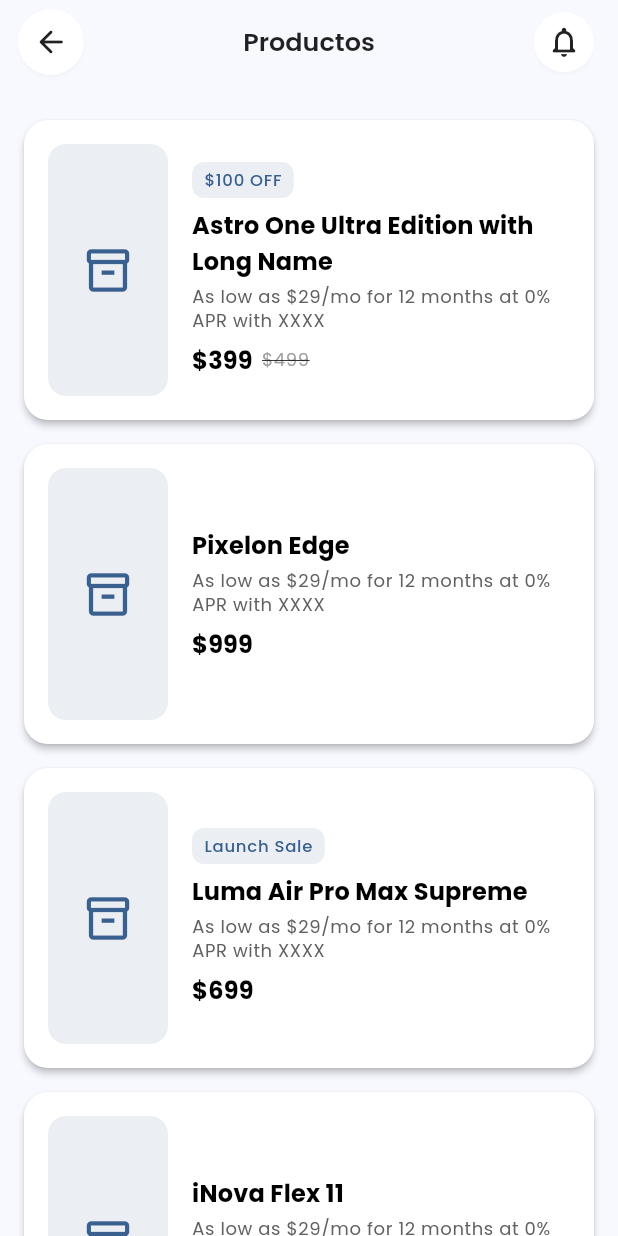
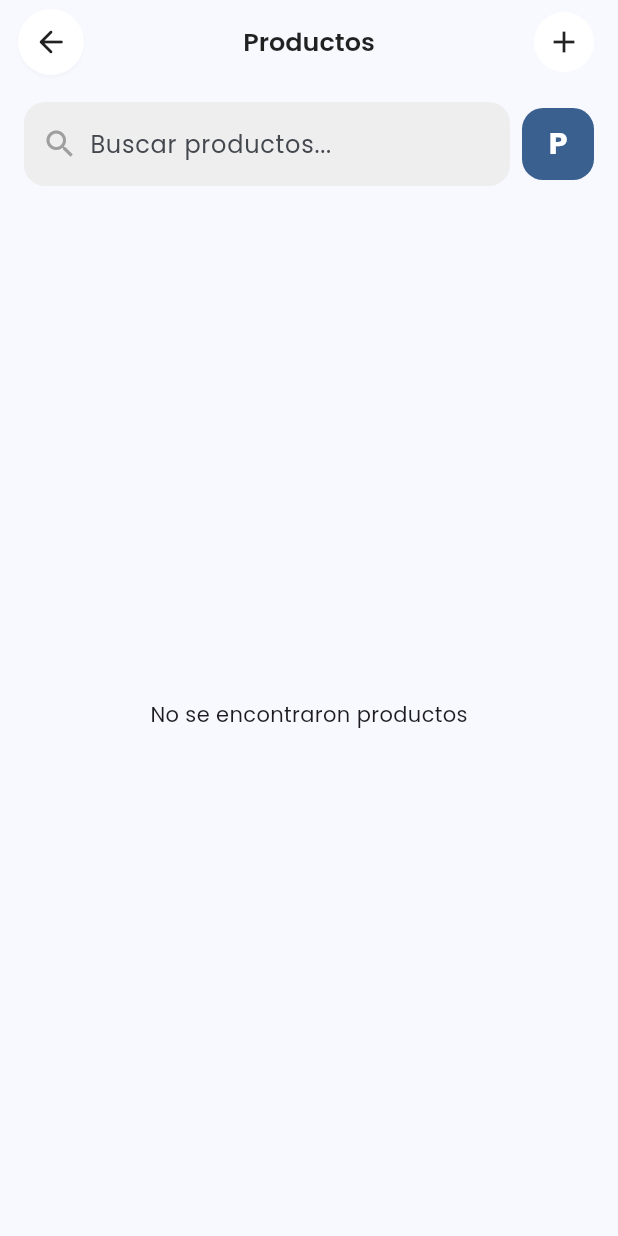
Before and after one commit to Alesoliss/adif_app, a Flutter app: the ProductsScreen screen opened directly, on a phone screen of 412 x 824 dp. Run offline on Flutter 3.47's test engine with Material 3 defaults, Android fonts, the phone set to English and light mode, and no system bars; our stand-ins replace flex_color_scheme, flutter_spinkit, font_awesome_flutter, get, google_fonts, image_picker and 2 more; missing offline and left inert: store_redirect; accounts and stored records are empty; project files that could hold a hidden picture were left out.

Commit message:
Fix products list and add crud

```diff
--- a/lib/main/main_controller.dart
+++ b/lib/main/main_controller.dart
@@ -16,7 +16,7 @@ class MainController extends GetxController {
       HomeScreen(),
        PartnerScreen(),
       _PlaceholderScreen(title: 'Favoritos'),
-      const ProductsScreen(),
+       ProductsScreen(),
       _PlaceholderScreen(title: 'Perfil'),
     ];
     selectedPage.value = 0;
--- /dev/null
+++ b/lib/presentation/products/list/products_controller.dart
@@ -0,0 +1,32 @@
+import 'package:flutter/material.dart';
+import 'package:edu_app/models/product_model.dart';
+import 'package:edu_app/services/services.dart';
+import 'package:get/get.dart';
+
+class ProductsController extends GetxController {
+  var productos = <ProductoModel>[].obs;
+  var loading = false.obs;
+  final RxBool mostrarServicios = false.obs;
+
+
+  @override
+  void onInit() {
+    super.onInit();
+    loadProductos();
+  }
+
+  @override
+  void onReady() {
+    super.onReady();
+    loadProductos();
+  }
+
+  Future<void> loadProductos() async {
+    loading.value = true;
+
+    final data = await DatabaseHelper.getAll(ServiceStrings.productos);
+    productos.value = data.map((json) => ProductoModel.fromJson(json)).toList();
+
+    loading.value = false;
+  }
+}
--- a/lib/presentation/products/list/products_screen.dart
+++ b/lib/presentation/products/list/products_screen.dart
@@ -1,16 +1,21 @@
+import 'dart:typed_data';
+import 'package:edu_app/models/product_model.dart';
+import 'package:edu_app/presentation/products/list/products_controller.dart';
 import 'package:flutter/material.dart';
+import 'package:get/get.dart';
 
 class ProductsScreen extends StatelessWidget {
-  const ProductsScreen({super.key});
+  ProductsScreen({super.key});
+
+  final controller = Get.put(ProductsController());
+  final TextEditingController searchController = TextEditingController();
+  final RxString query = ''.obs;
 
   @override
   Widget build(BuildContext context) {
     return Scaffold(
       backgroundColor: Theme.of(context).colorScheme.surface,
       appBar: AppBar(
-        // backgroundColor: Theme.of(
-        //   context,
-        // ).colorScheme.primary.withOpacity(0.08),
         backgroundColor: Colors.transparent,
         elevation: 0,
         shape: const RoundedRectangleBorder(
@@ -26,7 +31,7 @@ class ProductsScreen extends StatelessWidget {
               elevation: 1,
             ),
             icon: const Icon(Icons.arrow_back_rounded, color: Colors.black87),
-            onPressed: () => Navigator.pop(context),
+            onPressed: () => Get.back(),
           ),
         ),
         centerTitle: true,
@@ -42,102 +47,153 @@ class ProductsScreen extends StatelessWidget {
           Padding(
             padding: const EdgeInsets.only(right: 12),
             child: IconButton(
+              icon: const Icon(Icons.add, color: Colors.black87),
               style: IconButton.styleFrom(
                 backgroundColor: Colors.white,
                 shape: const CircleBorder(),
-                shadowColor: Colors.black12,
                 elevation: 1,
               ),
-              icon: const Icon(
-                Icons.notifications_none_rounded,
-                color: Colors.black87,
-              ),
-              onPressed: () {
-                // Navegar a notificaciones
+              onPressed: () async {
+                await Get.toNamed('/producto/agregar');
+                controller.loadProductos(); // 👈 recarga al volver
               },
             ),
           ),
         ],
       ),
+      body: Column(
+        children: [
+          _buildSearchBar(),
+          Expanded(
+            child: Obx(() {
+              if (controller.loading.value) {
+                return const Center(child: CircularProgressIndicator());
+              }
+              final productosFiltrados = controller.productos.where((producto) {
+                final filtro = query.value.toLowerCase();
+                final coincideBusqueda =
+                    producto.nombre.toLowerCase().contains(filtro) ||
+                    (producto.notas ?? '').toLowerCase().contains(filtro);
+                final coincideTipo = controller.mostrarServicios.value
+                    ? producto.esServicio
+                    : !producto.esServicio;
+                return coincideBusqueda && coincideTipo;
+              }).toList();
 
-      body: ListView.builder(
-        itemCount: 10,
+              if (productosFiltrados.isEmpty) {
+                return const Center(child: Text("No se encontraron productos"));
+              }
+
+              return ListView.builder(
+                itemCount: productosFiltrados.length,
                 padding: const EdgeInsets.all(16),
                 itemBuilder: (context, index) {
-          return _cardProductWidget(index, context);
+                  return _cardProductWidget(productosFiltrados[index], context);
                 },
+              );
+            }),
+          ),
+        ],
       ),
     );
   }
 
- Card _cardProductWidget(int index, BuildContext context) {
+  Widget _buildSearchBar() {
+    return Padding(
+      padding: const EdgeInsets.fromLTRB(16, 12, 16, 4),
+      child: Row(
+        children: [
+          Expanded(
+            child: Container(
+              decoration: BoxDecoration(
+                color: Colors.grey[200],
+                borderRadius: BorderRadius.circular(14),
+              ),
+              padding: const EdgeInsets.symmetric(horizontal: 12, vertical: 4),
+              child: Row(
+                children: [
+                  const Icon(Icons.search, color: Colors.grey),
+                  const SizedBox(width: 8),
+                  Expanded(
+                    child: TextField(
+                      controller: searchController,
+                      decoration: const InputDecoration(
+                        hintText: 'Buscar productos...',
+                        border: InputBorder.none,
+                      ),
+                      onChanged: (value) => query.value = value,
+                    ),
+                  ),
+                ],
+              ),
+            ),
+          ),
+          const SizedBox(width: 8),
+          Obx(() {
+            return Container(
+              height: 48,
+              width: 48,
+              decoration: BoxDecoration(
+                color: Theme.of(Get.context!).colorScheme.primary,
+                borderRadius: BorderRadius.circular(14),
+              ),
+              child: IconButton(
+                icon: Text(
+                  controller.mostrarServicios.value ? "S" : "P",
+                  style: const TextStyle(
+                    color: Colors.white,
+                    fontSize: 20,
+                    fontWeight: FontWeight.bold,
+                  ),
+                ),
+                onPressed: () {
+                  controller.mostrarServicios.value =
+                      !controller.mostrarServicios.value;
+                },
+              ),
+            );
+          }),
+        ],
+      ),
+    );
+  }
+
+  Widget _cardProductWidget(ProductoModel producto, BuildContext context) {
     final theme = Theme.of(context);
-
-  final productLabels = ['\$100 OFF', '', 'Launch Sale', '', ''];
-  final productNames = [
-    'Astro One Ultra Edition with Long Name',
-    'Pixelon Edge',
-    'Luma Air Pro Max Supreme',
-    'iNova Flex 11',
-    'Pro Vision 3000 Elite X'
-  ];
-  final monthlyInfo = 'As low as \$29/mo for 12 months at 0% APR with XXXX';
-  final prices = ['\$399', '\$999', '\$699', '\$399', '\$499'];
-  final oldPrices = ['\$499', '', '', '', ''];
 
     return Card(
       color: Colors.white,
       margin: const EdgeInsets.symmetric(vertical: 8),
       shape: RoundedRectangleBorder(borderRadius: BorderRadius.circular(16)),
       elevation: 2,
-    child: SizedBox(
-      height: 200,
       child: Padding(
         padding: const EdgeInsets.all(16),
         child: Row(
           children: [
             Container(
               width: 80,
-              height: double.infinity,
+              height: 80,
               decoration: BoxDecoration(
                 color: theme.primaryColor.withOpacity(0.1),
                 borderRadius: BorderRadius.circular(12),
+                image: producto.img != null && producto.img!.isNotEmpty
+                    ? DecorationImage(
+                        image: MemoryImage(Uint8List.fromList(producto.img!)),
+                        fit: BoxFit.cover,
+                      )
+                    : null,
               ),
-              child: Center(
-                child: Icon(
-                  Icons.inventory_2_outlined,
-                  color: theme.primaryColor,
-                  size: 34,
-                ),
-              ),
+              child: producto.img == null || producto.img!.isEmpty
+                  ? const Icon(Icons.inventory_2_outlined, size: 34)
+                  : null,
             ),
             const SizedBox(width: 16),
-            // Contenido textual
             Expanded(
               child: Column(
-                mainAxisAlignment: MainAxisAlignment.center, // vertical center
                 crossAxisAlignment: CrossAxisAlignment.start,
                 children: [
-                  if (productLabels[index].isNotEmpty)
-                    Container(
-                      padding: const EdgeInsets.symmetric(horizontal: 8, vertical: 4),
-                      margin: const EdgeInsets.only(bottom: 6),
-                      decoration: BoxDecoration(
-                        color: theme.primaryColor.withOpacity(0.1),
-                        borderRadius: BorderRadius.circular(8),
-                      ),
-                      child: Text(
-                        productLabels[index],
-                        style: theme.textTheme.labelSmall?.copyWith(
-                          color: theme.primaryColor,
-                          fontWeight: FontWeight.w500,
-                        ),
-                      ),
-                    ),
                   Text(
-                    productNames[index],
-                    maxLines: 2,
-                    overflow: TextOverflow.ellipsis,
+                    producto.nombre,
                     style: theme.textTheme.titleMedium?.copyWith(
                       fontWeight: FontWeight.bold,
                       color: Colors.black,
@@ -145,44 +201,28 @@ class ProductsScreen extends StatelessWidget {
                   ),
                   const SizedBox(height: 4),
                   Text(
-                    monthlyInfo,
-                    maxLines: 2,
-                    overflow: TextOverflow.ellipsis,
-                    style: theme.textTheme.bodySmall?.copyWith(
-                      color: Colors.grey.shade700,
-                      fontSize: 12,
+                    'Precio: L. ${producto.precio.toStringAsFixed(2)}',
+                    style: theme.textTheme.bodyMedium,
+                  ),
+                  Text(
+                    'Stock: ${producto.stock}',
+                    style: theme.textTheme.bodyMedium?.copyWith(
+                      color: Colors.grey.shade600,
                     ),
                   ),
-                  const SizedBox(height: 6),
-                  Row(
-                    children: [
+                  if (producto.notas?.isNotEmpty ?? false)
                     Text(
-                        prices[index],
-                        style: theme.textTheme.titleMedium?.copyWith(
-                          fontWeight: FontWeight.bold,
-                          color: Colors.black,
+                      producto.notas!,
+                      style: theme.textTheme.bodySmall?.copyWith(
+                        color: Colors.grey.shade500,
                       ),
                     ),
-                      if (oldPrices[index].isNotEmpty) ...[
-                        const SizedBox(width: 6),
-                        Text(
-                          oldPrices[index],
-                          style: theme.textTheme.bodySmall?.copyWith(
-                            color: Colors.grey,
-                            decoration: TextDecoration.lineThrough,
-                          ),
-                        ),
-                      ]
-                    ],
-                  )
                 ],
               ),
             ),
           ],
         ),
       ),
-    ),
     );
   }
-
 }
```
Also changed, not shown: lib/presentation/products/add/product_add_controller.dart (+25 -6 lines), lib/presentation/products/add/product_add_screen.dart (+38 -10 lines). Lines whose indentation alone changed are shown as unchanged.
